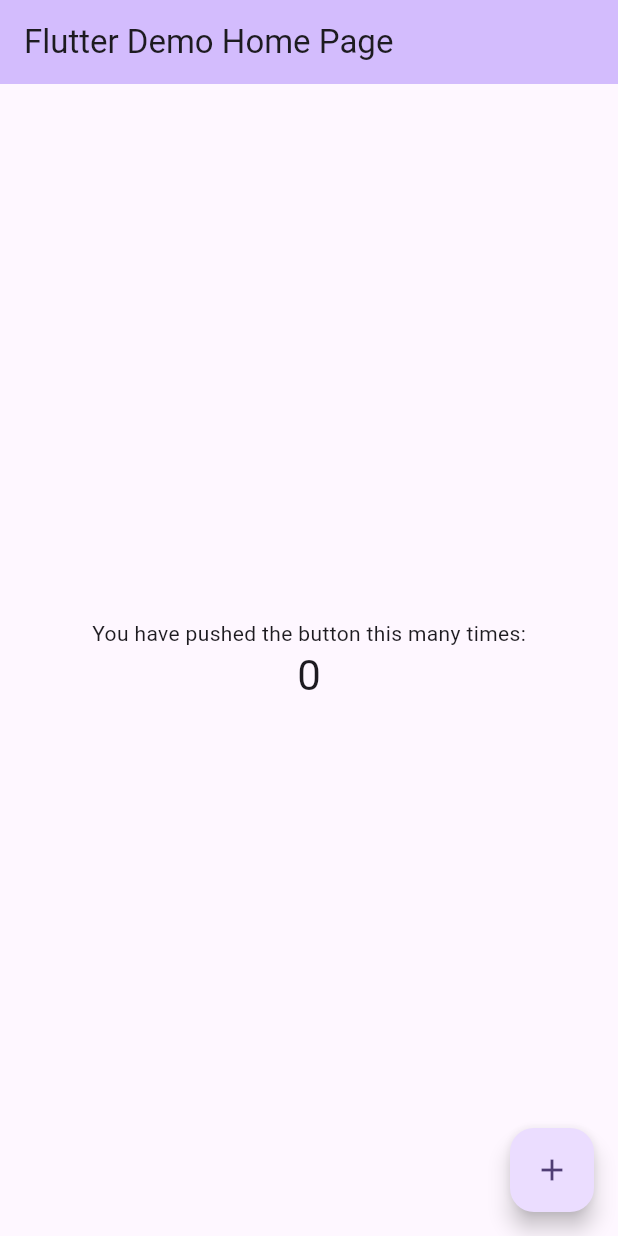
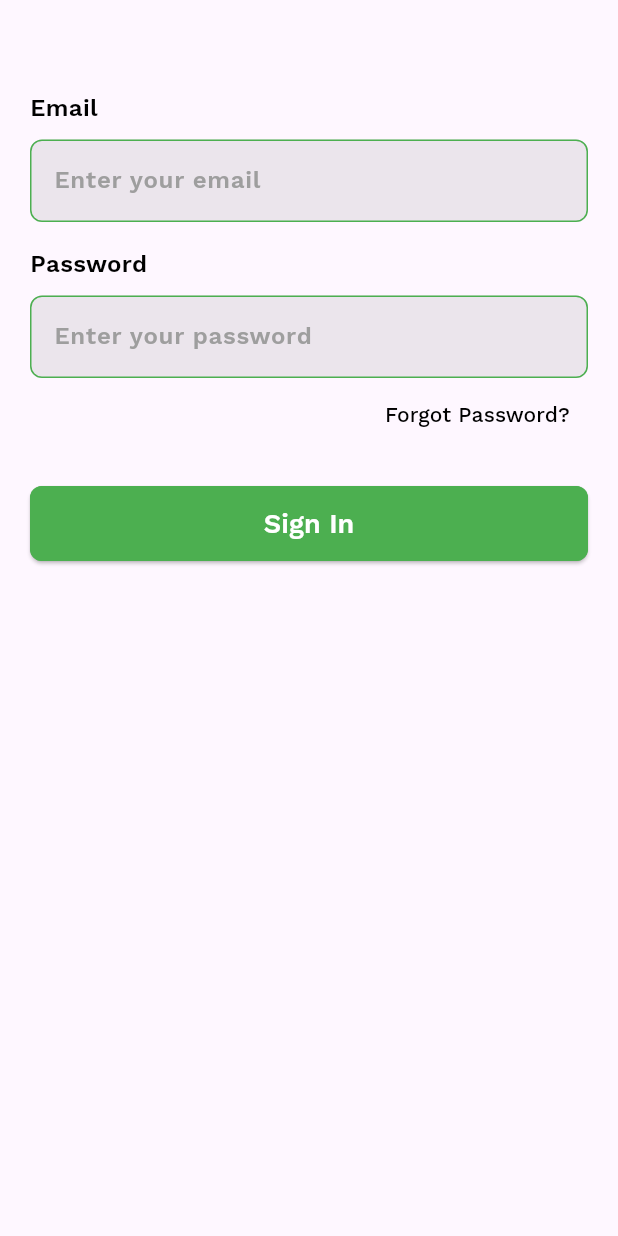
Before and after one commit to flutter99/flutter_firebase_chat, a Flutter app: the screen it shows after launch, on a phone screen of 412 x 824 dp. Run offline on Flutter 3.47's test engine with Material 3 defaults, Android fonts, the phone set to English and light mode, and no system bars; our stand-ins replace firebase_core, get, google_fonts; accounts and stored records are empty.

Commit message:
signin screen added

```diff
--- a/chat_app/lib/main.dart
+++ b/chat_app/lib/main.dart
@@ -1,6 +1,16 @@
+import 'package:chat_app/firebase_options.dart';
+import 'package:chat_app/screens/splash_screen.dart';
+import 'package:firebase_core/firebase_core.dart';
 import 'package:flutter/material.dart';
+import 'package:flutter/services.dart';
+import 'package:get/get.dart';
+import 'package:google_fonts/google_fonts.dart';
 
-void main() {
+void main() async {
+  WidgetsFlutterBinding.ensureInitialized();
+  await Firebase.initializeApp(
+    options: DefaultFirebaseOptions.currentPlatform,
+  );
   runApp(const MyApp());
 }
 
@@ -10,116 +20,23 @@ class MyApp extends StatelessWidget {
   // This widget is the root of your application.
   @override
   Widget build(BuildContext context) {
-    return MaterialApp(
+    /// device orientation
+    SystemChrome.setPreferredOrientations([
+      DeviceOrientation.portraitUp,
+      DeviceOrientation.portraitDown,
+    ]);
+
+    return GetMaterialApp(
+      debugShowCheckedModeBanner: false,
       title: 'Chat App',
       theme: ThemeData(
-        // This is the theme of your application.
-        //
-        // TRY THIS: Try running your application with "flutter run". You'll see
-        // the application has a purple toolbar. Then, without quitting the app,
-        // try changing the seedColor in the colorScheme below to Colors.green
-        // and then invoke "hot reload" (save your changes or press the "hot
-        // reload" button in a Flutter-supported IDE, or press "r" if you used
-        // the command line to start the app).
-        //
-        // Notice that the counter didn't reset back to zero; the application
-        // state is not lost during the reload. To reset the state, use hot
-        // restart instead.
-        //
-        // This works for code too, not just values: Most code changes can be
-        // tested with just a hot reload.
-        colorScheme: ColorScheme.fromSeed(seedColor: Colors.deepPurple),
+        colorScheme: ColorScheme.fromSeed(
+          seedColor: Colors.deepPurple,
+        ),
         useMaterial3: true,
+        textTheme: GoogleFonts.workSansTextTheme(),
       ),
-      home: const MyHomePage(title: 'Flutter Demo Home Page'),
+      home: const SplashScreen(),
     );
   }
 }
-
-class MyHomePage extends StatefulWidget {
-  const MyHomePage({super.key, required this.title});
-
-  // This widget is the home page of your application. It is stateful, meaning
-  // that it has a State object (defined below) that contains fields that affect
-  // how it looks.
-
-  // This class is the configuration for the state. It holds the values (in this
-  // case the title) provided by the parent (in this case the App widget) and
-  // used by the build method of the State. Fields in a Widget subclass are
-  // always marked "final".
-
-  final String title;
-
-  @override
-  State<MyHomePage> createState() => _MyHomePageState();
-}
-
-class _MyHomePageState extends State<MyHomePage> {
-  int _counter = 0;
-
-  void _incrementCounter() {
-    setState(() {
-      // This call to setState tells the Flutter framework that something has
-      // changed in this State, which causes it to rerun the build method below
-      // so that the display can reflect the updated values. If we changed
-      // _counter without calling setState(), then the build method would not be
-      // called again, and so nothing would appear to happen.
-      _counter++;
-    });
-  }
-
-  @override
-  Widget build(BuildContext context) {
-    // This method is rerun every time setState is called, for instance as done
-    // by the _incrementCounter method above.
-    //
-    // The Flutter framework has been optimized to make rerunning build methods
-    // fast, so that you can just rebuild anything that needs updating rather
-    // than having to individually change instances of widgets.
-    return Scaffold(
-      appBar: AppBar(
-        // TRY THIS: Try changing the color here to a specific color (to
-        // Colors.amber, perhaps?) and trigger a hot reload to see the AppBar
-        // change color while the other colors stay the same.
-        backgroundColor: Theme.of(context).colorScheme.inversePrimary,
-        // Here we take the value from the MyHomePage object that was created by
-        // the App.build method, and use it to set our appbar title.
-        title: Text(widget.title),
-      ),
-      body: Center(
-        // Center is a layout widget. It takes a single child and positions it
-        // in the middle of the parent.
-        child: Column(
-          // Column is also a layout widget. It takes a list of children and
-          // arranges them vertically. By default, it sizes itself to fit its
-          // children horizontally, and tries to be as tall as its parent.
-          //
-          // Column has various properties to control how it sizes itself and
-          // how it positions its children. Here we use mainAxisAlignment to
-          // center the children vertically; the main axis here is the vertical
-          // axis because Columns are vertical (the cross axis would be
-          // horizontal).
-          //
-          // TRY THIS: Invoke "debug painting" (choose the "Toggle Debug Paint"
-          // action in the IDE, or press "p" in the console), to see the
-          // wireframe for each widget.
-          mainAxisAlignment: MainAxisAlignment.center,
-          children: <Widget>[
-            const Text(
-              'You have pushed the button this many times:',
-            ),
-            Text(
-              '$_counter',
-              style: Theme.of(context).textTheme.headlineMedium,
-            ),
-          ],
-        ),
-      ),
-      floatingActionButton: FloatingActionButton(
-        onPressed: _incrementCounter,
-        tooltip: 'Increment',
-        child: const Icon(Icons.add),
-      ), // This trailing comma makes auto-formatting nicer for build methods.
-    );
-  }
-}
--- /dev/null
+++ b/chat_app/lib/screens/signin_screen.dart
@@ -0,0 +1,63 @@
+import 'package:chat_app/widgets/custom_button.dart';
+import 'package:chat_app/widgets/custom_field.dart';
+import 'package:flutter/material.dart';
+
+class SignInScreen extends StatelessWidget {
+  const SignInScreen({super.key});
+
+  @override
+  Widget build(BuildContext context) {
+    return Scaffold(
+      /// body
+      body: SafeArea(
+        child: Padding(
+          padding: const EdgeInsets.symmetric(horizontal: 20.0),
+          child: Column(
+            crossAxisAlignment: CrossAxisAlignment.center,
+            mainAxisAlignment: MainAxisAlignment.start,
+            children: [
+              /// email address
+              const SizedBox(height: 60),
+              CustomTextField(
+                heading: 'Email',
+                controller: TextEditingController(),
+                hintText: 'Enter your email',
+              ),
+
+              /// password
+              const SizedBox(height: 16),
+              CustomTextField(
+                heading: 'Password',
+                controller: TextEditingController(),
+                hintText: 'Enter your password',
+                isObscure: true,
+              ),
+
+              /// forgot password
+              Align(
+                alignment: Alignment.centerRight,
+                child: TextButton(
+                  onPressed: () {},
+                  child: const Text(
+                    'Forgot Password?',
+                    style: TextStyle(
+                      fontSize: 14,
+                      color: Colors.black,
+                      fontWeight: FontWeight.w500,
+                    ),
+                  ),
+                ),
+              ),
+              const SizedBox(height: 24),
+
+              CustomButton(
+                onTap: () {},
+                buttonText: 'Sign In',
+              ),
+            ],
+          ),
+        ),
+      ),
+    );
+  }
+}
--- /dev/null
+++ b/chat_app/lib/widgets/custom_button.dart
@@ -0,0 +1,66 @@
+import 'package:flutter/material.dart';
+
+class CustomButton extends StatelessWidget {
+  final VoidCallback onTap;
+  final bool? isLoading;
+  final String buttonText;
+  final Color? buttonColor;
+  final Color? buttonTextColor;
+  final Color? borderColor;
+  final Color? splashColor;
+  final double? horizontalMargin;
+  final double? fontSize;
+  final double? btnHeight;
+  final double? borderRadius;
+
+  const CustomButton({
+    super.key,
+    required this.onTap,
+    this.isLoading = false,
+    required this.buttonText,
+    this.buttonColor = Colors.green,
+    this.buttonTextColor = Colors.white,
+    this.borderColor = Colors.green,
+    this.splashColor,
+    this.horizontalMargin = 0.0,
+    this.fontSize = 18,
+    this.btnHeight,
+    this.borderRadius,
+  });
+
+  @override
+  Widget build(BuildContext context) {
+    return Padding(
+      padding: EdgeInsets.symmetric(horizontal: horizontalMargin!),
+      child: ElevatedButton(
+        onPressed: onTap,
+        style: ElevatedButton.styleFrom(
+          primary: buttonColor,
+          onPrimary: splashColor ?? Colors.white.withOpacity(0.2),
+          onSurface: splashColor ?? Colors.white.withOpacity(0.2),
+          maximumSize: Size.fromHeight(btnHeight ?? 50),
+          padding: const EdgeInsets.symmetric(horizontal: 0.0),
+          shape: RoundedRectangleBorder(
+            borderRadius: BorderRadius.circular(borderRadius ?? 8.0),
+          ),
+          side: BorderSide(
+            color: borderColor!,
+            width: 1.0,
+          ),
+        ),
+        child: Center(
+          child: isLoading == true
+              ? const CircularProgressIndicator(color: Colors.white)
+              : Text(
+                  buttonText,
+                  style: TextStyle(
+                    color: buttonTextColor,
+                    fontSize: fontSize,
+                    fontWeight: FontWeight.w600,
+                  ),
+                ),
+        ),
+      ),
+    );
+  }
+}
--- /dev/null
+++ b/chat_app/lib/widgets/custom_field.dart
@@ -0,0 +1,107 @@
+import 'package:flutter/material.dart';
+import 'package:flutter/services.dart';
+
+class CustomTextField extends StatelessWidget {
+  final String? heading;
+  final TextEditingController controller;
+  final String hintText;
+  final bool? isObscure;
+  final String? obscureCharacter;
+  final TextInputType? keyboardType;
+  final String? Function(String?)? validator;
+  final List<TextInputFormatter>? inputFormatter;
+  final void Function(String)? onChanged;
+  final Widget? suffixIcon;
+  final TextInputAction? textInputAction;
+  final double? fieldHeight;
+
+  const CustomTextField({
+    super.key,
+    required this.heading,
+    required this.controller,
+    required this.hintText,
+    this.isObscure = false,
+    this.obscureCharacter = '*',
+    this.keyboardType,
+    this.validator,
+    this.inputFormatter,
+    this.onChanged,
+    this.suffixIcon,
+    this.textInputAction = TextInputAction.next,
+    this.fieldHeight,
+  });
+
+  @override
+  Widget build(BuildContext context) {
+    return Column(
+      crossAxisAlignment: CrossAxisAlignment.start,
+      mainAxisAlignment: MainAxisAlignment.start,
+      children: [
+        /// heading
+        heading == null
+            ? const SizedBox()
+            : Text(
+                heading!,
+                style: const TextStyle(
+                  fontSize: 16,
+                  color: Colors.black,
+                  fontWeight: FontWeight.w600,
+                ),
+              ),
+        heading == null ? const SizedBox() : const SizedBox(height: 10),
+
+        /// field
+        TextFormField(
+          controller: controller,
+          obscureText: isObscure!,
+          obscuringCharacter: obscureCharacter!,
+          keyboardType: keyboardType,
+          validator: validator,
+          inputFormatters: inputFormatter,
+          onChanged: onChanged,
+          textInputAction: textInputAction,
+          style: const TextStyle(
+            fontSize: 16,
+            color: Colors.black,
+            fontWeight: FontWeight.w600,
+          ),
+          decoration: InputDecoration(
+            filled: true,
+            fillColor: Colors.grey.withOpacity(0.2),
+            hintText: hintText,
+            hintStyle: const TextStyle(
+              fontSize: 16,
+              color: Colors.grey,
+              fontWeight: FontWeight.w600,
+            ),
+            constraints: BoxConstraints.tightFor(
+              height: fieldHeight ?? 55,
+            ),
+            suffixIcon: suffixIcon,
+            border: OutlineInputBorder(
+              borderRadius: BorderRadius.circular(8.0),
+              borderSide: const BorderSide(
+                color: Colors.green,
+                width: 1.0,
+              ),
+            ),
+            focusedBorder: OutlineInputBorder(
+              borderRadius: BorderRadius.circular(8.0),
+              borderSide: const BorderSide(
+                color: Colors.green,
+                width: 1.0,
+              ),
+            ),
+            enabledBorder: OutlineInputBorder(
+              borderRadius: BorderRadius.circular(8.0),
+              borderSide: const BorderSide(
+                color: Colors.green,
+                width: 1.0,
+              ),
+            ),
+          ),
+        ),
+      ],
+    );
+  }
+}
```
Also changed, not shown: chat_app/lib/screens/splash_screen.dart (added, +120 -0 lines), chat_app/lib/utils/app_theme.dart (added, +79 -0 lines), chat_app/pubspec.yaml (+16 -61 lines), chat_app/lib/firebase_options.dart (added), chat_app/pubspec.lock, 6 other files.
